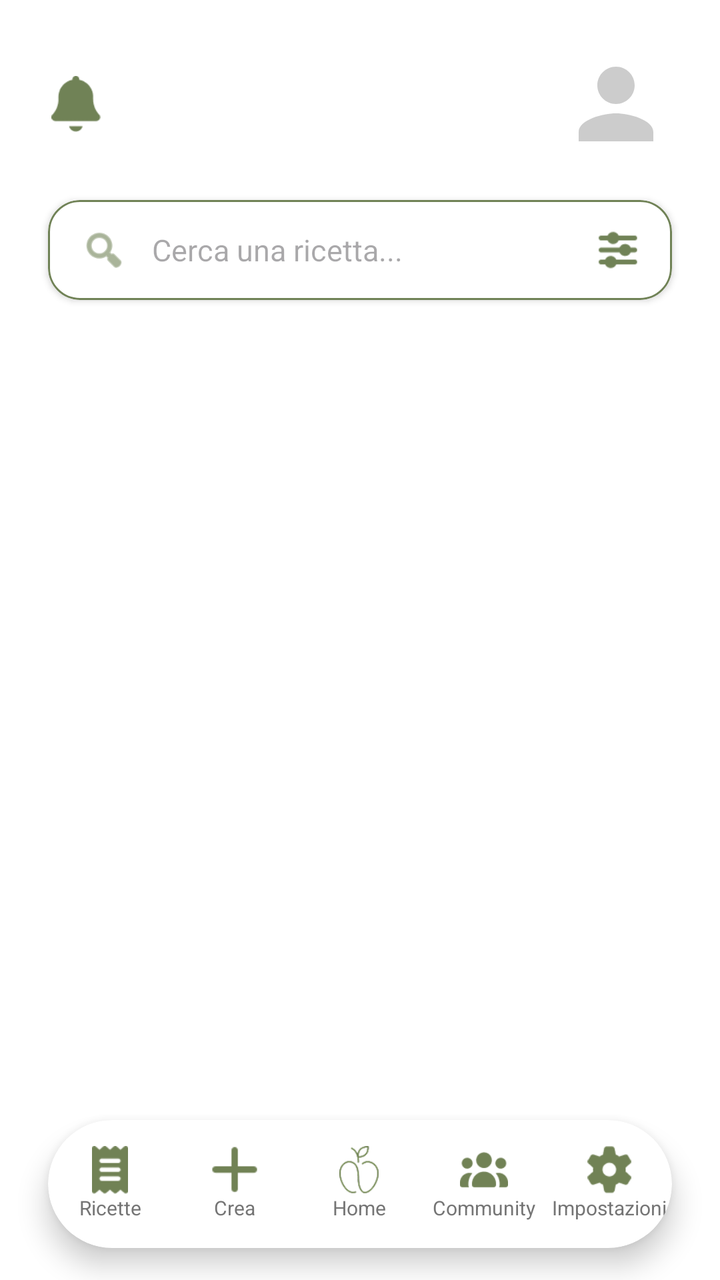
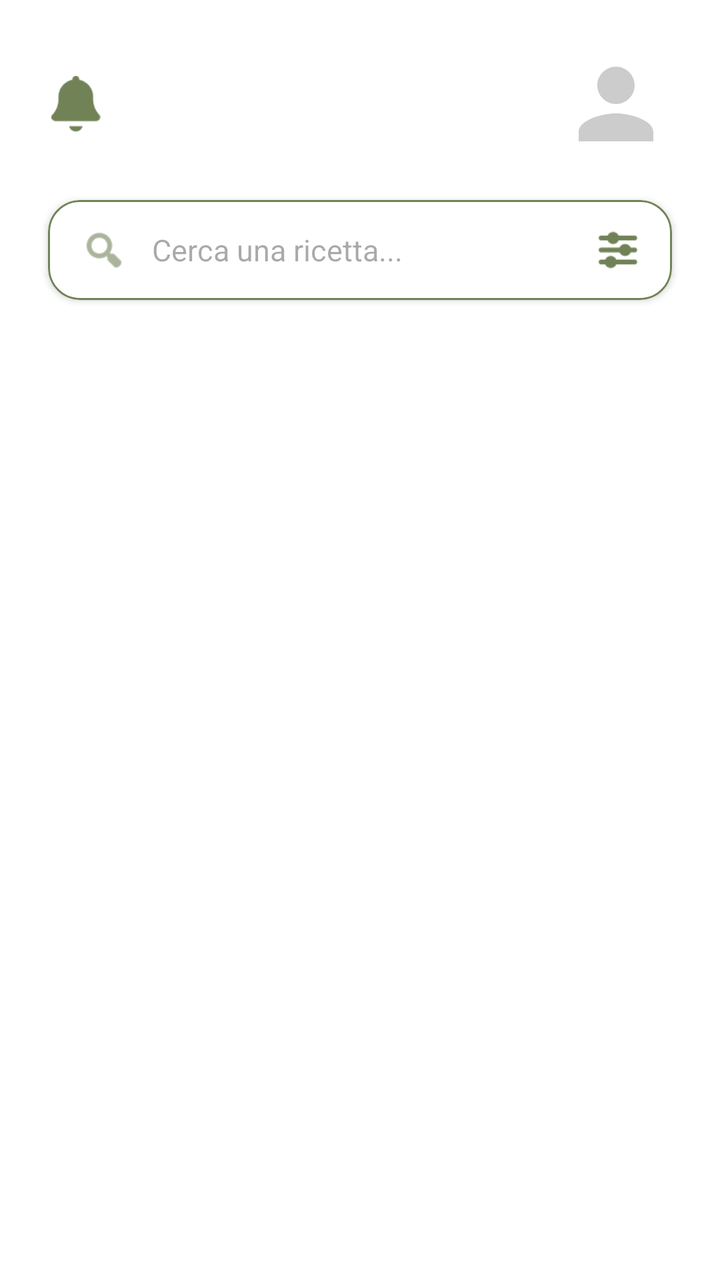

An Android layout rendered at two revisions. The XML below is the earlier revision; the diff shows what the commit changed to produce the second picture.
<!-- AndroidManifest.xml: application theme Theme.Nutrio -->
<!-- res/layout/fragment_ricette.xml -->
<?xml version="1.0" encoding="utf-8"?>
<androidx.constraintlayout.widget.ConstraintLayout
    xmlns:android="http://schemas.android.com/apk/res/android"
    xmlns:app="http://schemas.android.com/apk/res-auto"
    xmlns:tools="http://schemas.android.com/tools"
    android:layout_width="match_parent"
    android:layout_height="match_parent"
    android:background="@android:color/white">

    <androidx.constraintlayout.widget.ConstraintLayout
        android:id="@+id/headerBar"
        android:layout_width="match_parent"
        android:layout_height="wrap_content"
        android:paddingHorizontal="24dp"
        android:paddingTop="24dp"
        android:paddingBottom="12dp"
        app:layout_constraintTop_toTopOf="parent">

        <ImageView
            android:id="@+id/ivNotificationBell"
            android:layout_width="28dp"
            android:layout_height="28dp"
            android:src="@drawable/companella"
            app:layout_constraintBottom_toBottomOf="parent"
            app:layout_constraintStart_toStartOf="parent"
            app:layout_constraintTop_toTopOf="parent"
            app:tint="#708256" />

        <com.google.android.material.imageview.ShapeableImageView
            android:id="@+id/ivProfileSearch"
            android:layout_width="56dp"
            android:layout_height="56dp"
            android:scaleType="centerCrop"
            android:src="@drawable/ic_placeholder_profile"
            app:shapeAppearanceOverlay="@style/CircleImageView"
            app:layout_constraintBottom_toBottomOf="parent"
            app:layout_constraintEnd_toEndOf="parent"
            app:layout_constraintTop_toTopOf="parent" />

    </androidx.constraintlayout.widget.ConstraintLayout>

    <com.google.android.material.card.MaterialCardView
        android:id="@+id/searchBarCard"
        android:layout_width="match_parent"
        android:layout_height="50dp"
        android:layout_marginHorizontal="24dp"
        android:layout_marginVertical="8dp"
        app:cardBackgroundColor="@android:color/white"
        app:cardCornerRadius="16dp"
        app:cardElevation="2dp"
        app:strokeColor="#708256"
        app:strokeWidth="1dp"
        app:layout_constraintTop_toBottomOf="@id/headerBar">

        <androidx.constraintlayout.widget.ConstraintLayout
            android:layout_width="match_parent"
            android:layout_height="match_parent"
            android:paddingHorizontal="16dp">

            <ImageView
                android:id="@+id/ivSearchIcon"
                android:layout_width="24dp"
                android:layout_height="24dp"
                android:src="@android:drawable/ic_menu_search"
                app:layout_constraintBottom_toBottomOf="parent"
                app:layout_constraintStart_toStartOf="parent"
                app:layout_constraintTop_toTopOf="parent"
                app:tint="#708256" />

            <EditText
                android:id="@+id/etSearch"
                android:layout_width="0dp"
                android:layout_height="match_parent"
                android:layout_marginStart="12dp"
                android:layout_marginEnd="12dp"
                android:background="@null"
                android:hint="Cerca una ricetta..."
                android:inputType="text"
                android:textSize="15sp"
                app:layout_constraintEnd_toStartOf="@id/ivFilterIcon"
                app:layout_constraintStart_toEndOf="@id/ivSearchIcon" />

            <ImageView
                android:id="@+id/ivFilterIcon"
                android:layout_width="24dp"
                android:layout_height="24dp"
                android:src="@drawable/filtri"
                app:layout_constraintBottom_toBottomOf="parent"
                app:layout_constraintEnd_toEndOf="parent"
                app:layout_constraintTop_toTopOf="parent"
                app:tint="#708256" />

        </androidx.constraintlayout.widget.ConstraintLayout>
    </com.google.android.material.card.MaterialCardView>

    <androidx.recyclerview.widget.RecyclerView
        android:id="@+id/rvRecipesGrid"
        android:layout_width="match_parent"
        android:layout_height="0dp"
        android:layout_marginTop="16dp"
        android:paddingHorizontal="16dp"
        android:clipToPadding="false"
        app:layoutManager="androidx.recyclerview.widget.GridLayoutManager"
        app:spanCount="2"
        tools:listitem="@layout/item_recipe_grid"
        app:layout_constraintTop_toBottomOf="@id/searchBarCard"
        app:layout_constraintBottom_toTopOf="@id/bottomNavigationContainer" /> <com.google.android.material.card.MaterialCardView
    android:id="@+id/bottomNavigationContainer"
    android:layout_width="0dp"
    android:layout_height="64dp"
    android:layout_marginHorizontal="24dp"
    android:layout_marginBottom="16dp"
    app:cardBackgroundColor="@android:color/white"
    app:cardCornerRadius="32dp"
    app:cardElevation="8dp"
    app:strokeWidth="0dp"
    app:layout_constraintBottom_toBottomOf="parent"
    app:layout_constraintEnd_toEndOf="parent"
    app:layout_constraintStart_toStartOf="parent">

    <include layout="@layout/layout_bottom_navigation" />

</com.google.android.material.card.MaterialCardView>

</androidx.constraintlayout.widget.ConstraintLayout>
<!-- res/layout/item_recipe_grid.xml (included above) -->
<?xml version="1.0" encoding="utf-8"?>
<com.google.android.material.card.MaterialCardView
    xmlns:android="http://schemas.android.com/apk/res/android"
    xmlns:app="http://schemas.android.com/apk/res-auto"
    android:layout_width="match_parent"
    android:layout_height="wrap_content"
    android:layout_margin="8dp"
    app:cardCornerRadius="16dp"
    app:cardElevation="0dp"
    app:strokeWidth="0dp">

    <LinearLayout
        android:layout_width="match_parent"
        android:layout_height="wrap_content"
        android:orientation="vertical">

        <androidx.constraintlayout.widget.ConstraintLayout
            android:layout_width="match_parent"
            android:layout_height="140dp">

            <ImageView
                android:id="@+id/ivRecipeImage"
                android:layout_width="match_parent"
                android:layout_height="match_parent"
                android:scaleType="centerCrop"
                android:src="@drawable/petto_di_pollo"
                app:layout_constraintStart_toStartOf="parent"
                app:layout_constraintTop_toTopOf="parent" />

            <LinearLayout
                android:layout_width="wrap_content"
                android:layout_height="wrap_content"
                android:layout_margin="8dp"
                android:background="#80000000"
                android:orientation="horizontal"
                android:paddingHorizontal="6dp"
                android:paddingVertical="2dp"
                app:layout_constraintBottom_toBottomOf="parent"
                app:layout_constraintEnd_toEndOf="parent">

                <ImageView
                    android:layout_width="10dp"
                    android:layout_height="10dp"
                    android:layout_gravity="center"
                    android:src="@android:drawable/btn_star_big_on" />

                <TextView
                    android:id="@+id/tvRating"
                    android:layout_width="wrap_content"
                    android:layout_height="wrap_content"
                    android:layout_marginStart="2dp"
                    android:text="4.9"
                    android:textColor="@android:color/white"
                    android:textSize="10sp"
                    android:textStyle="bold" />
            </LinearLayout>

        </androidx.constraintlayout.widget.ConstraintLayout>

        <TextView
            android:id="@+id/tvRecipeTitle"
            android:layout_width="match_parent"
            android:layout_height="wrap_content"
            android:padding="8dp"
            android:text="Petto di pollo al limone"
            android:textColor="@android:color/black"
            android:textSize="14sp"
            android:textStyle="bold"
            android:ellipsize="end"
            android:maxLines="2" />

    </LinearLayout>
</com.google.android.material.card.MaterialCardView>
<!-- res/layout/layout_bottom_navigation.xml (included above) -->
<?xml version="1.0" encoding="utf-8"?>
<LinearLayout
    xmlns:android="http://schemas.android.com/apk/res/android"
    android:layout_width="match_parent"
    android:layout_height="match_parent"
    android:orientation="horizontal"
    android:weightSum="5">

    <LinearLayout
        android:id="@+id/btnNavRicette"
        android:layout_width="0dp"
        android:layout_height="match_parent"
        android:layout_weight="1"
        android:gravity="center"
        android:orientation="vertical"
        android:clickable="true"
        android:focusable="true">
        <ImageView
            android:layout_width="24dp"
            android:layout_height="24dp"
            android:src="@drawable/ricette" />
        <TextView
            android:id="@+id/textNavRicette"
            android:layout_width="wrap_content"
            android:layout_height="wrap_content"
            android:text="Ricette"
            android:textColor="#757575"
            android:textSize="10sp" />
    </LinearLayout>

    <LinearLayout
        android:id="@+id/btnNavCrea"
        android:layout_width="0dp"
        android:layout_height="match_parent"
        android:layout_weight="1"
        android:gravity="center"
        android:orientation="vertical"
        android:clickable="true"
        android:focusable="true">
        <ImageView
            android:layout_width="24dp"
            android:layout_height="24dp"
            android:src="@drawable/plus" />
        <TextView
            android:id="@+id/textNavCrea"
            android:layout_width="wrap_content"
            android:layout_height="wrap_content"
            android:text="Crea"
            android:textColor="#757575"
            android:textSize="10sp" />
    </LinearLayout>

    <LinearLayout
        android:id="@+id/btnNavHome"
        android:layout_width="0dp"
        android:layout_height="match_parent"
        android:layout_weight="1"
        android:gravity="center"
        android:orientation="vertical"
        android:clickable="true"
        android:focusable="true">
        <ImageView
            android:layout_width="24dp"
            android:layout_height="24dp"
            android:src="@drawable/nutrio_nobackground_verde" />
        <TextView
            android:id="@+id/textNavHome"
            android:layout_width="wrap_content"
            android:layout_height="wrap_content"
            android:text="Home"
            android:textColor="#757575"
            android:textSize="10sp" />
    </LinearLayout>

    <LinearLayout
        android:id="@+id/btnNavCommunity"
        android:layout_width="0dp"
        android:layout_height="match_parent"
        android:layout_weight="1"
        android:gravity="center"
        android:orientation="vertical"
        android:clickable="true"
        android:focusable="true">
        <ImageView
            android:layout_width="24dp"
            android:layout_height="24dp"
            android:src="@drawable/community" />
        <TextView
            android:id="@+id/textNavCommunity"
            android:layout_width="wrap_content"
            android:layout_height="wrap_content"
            android:text="Community"
            android:textColor="#757575"
            android:textSize="10sp" />
    </LinearLayout>

    <LinearLayout
        android:id="@+id/btnNavImpostazioni"
        android:layout_width="0dp"
        android:layout_height="match_parent"
        android:layout_weight="1"
        android:gravity="center"
        android:orientation="vertical"
        android:clickable="true"
        android:focusable="true">
        <ImageView
            android:layout_width="24dp"
            android:layout_height="24dp"
            android:src="@drawable/gear" />
        <TextView
            android:id="@+id/textNavImpostazioni"
            android:layout_width="wrap_content"
            android:layout_height="wrap_content"
            android:text="Impostazioni"
            android:textColor="#757575"
            android:textSize="10sp" />
    </LinearLayout>

</LinearLayout>
<!-- resources referenced by this layout -->
<resources>
  <!-- drawable community: png bitmap (drawable, 1324 bytes) -->
  <!-- drawable companella: png bitmap (drawable, 1040 bytes) -->
  <!-- drawable filtri: png bitmap (drawable, 866 bytes) -->
  <!-- drawable gear: png bitmap (drawable, 1342 bytes) -->
  <!-- drawable ic_placeholder_profile (drawable) -->
  <vector xmlns:android="http://schemas.android.com/apk/res/android"
      android:width="24dp"
      android:height="24dp"
      android:viewportWidth="24"
      android:viewportHeight="24">
      <path
          android:fillColor="#CCCCCC"
          android:pathData="M12,12c2.21,0 4,-1.79 4,-4s-1.79,-4 -4,-4 -4,1.79 -4,4 1.79,4 4,4zM12,14c-2.67,0 -8,1.34 -8,4v2h16v-2c0,-2.66 -5.33,-4 -8,-4z"/>
  </vector>
  <!-- drawable nutrio_nobackground_verde: png bitmap (drawable, 3713 bytes) -->
  <!-- drawable petto_di_pollo: png bitmap (drawable, 253756 bytes) -->
  <!-- drawable plus: png bitmap (drawable, 448 bytes) -->
  <!-- drawable ricette: png bitmap (drawable, 794 bytes) -->
  <style name="CircleImageView">
          <item name="cornerSize">50%</item>
      </style>
  <style name="Theme.Nutrio" parent="Base.Theme.Nutrio" />
  <style name="Base.Theme.Nutrio" parent="Theme.Material3.DayNight.NoActionBar">
          
          
      </style>
</resources>

<!-- the commit's change to res/layout/fragment_ricette.xml (unified diff, before → after) -->
@@ -99,28 +99,13 @@
         android:layout_height="0dp"
         android:layout_marginTop="16dp"
         android:paddingHorizontal="16dp"
+        android:paddingBottom="96dp"
         android:clipToPadding="false"
         app:layoutManager="androidx.recyclerview.widget.GridLayoutManager"
         app:spanCount="2"
         tools:listitem="@layout/item_recipe_grid"
         app:layout_constraintTop_toBottomOf="@id/searchBarCard"
-        app:layout_constraintBottom_toTopOf="@id/bottomNavigationContainer" /> <com.google.android.material.card.MaterialCardView
-    android:id="@+id/bottomNavigationContainer"
-    android:layout_width="0dp"
-    android:layout_height="64dp"
-    android:layout_marginHorizontal="24dp"
-    android:layout_marginBottom="16dp"
-    app:cardBackgroundColor="@android:color/white"
-    app:cardCornerRadius="32dp"
-    app:cardElevation="8dp"
-    app:strokeWidth="0dp"
-    app:layout_constraintBottom_toBottomOf="parent"
-    app:layout_constraintEnd_toEndOf="parent"
-    app:layout_constraintStart_toStartOf="parent">
-
-    <include layout="@layout/layout_bottom_navigation" />
-
-</com.google.android.material.card.MaterialCardView>
+        app:layout_constraintBottom_toBottomOf="parent" />
 
 </androidx.constraintlayout.widget.ConstraintLayout>
 <!-- res/layout/item_recipe_grid.xml (included above) -->
@@ -197,123 +182,3 @@
 
     </LinearLayout>
 </com.google.android.material.card.MaterialCardView>
-<!-- res/layout/layout_bottom_navigation.xml (included above) -->
-<?xml version="1.0" encoding="utf-8"?>
-<LinearLayout
-    xmlns:android="http://schemas.android.com/apk/res/android"
-    android:layout_width="match_parent"
-    android:layout_height="match_parent"
-    android:orientation="horizontal"
-    android:weightSum="5">
-
-    <LinearLayout
-        android:id="@+id/btnNavRicette"
-        android:layout_width="0dp"
-        android:layout_height="match_parent"
-        android:layout_weight="1"
-        android:gravity="center"
-        android:orientation="vertical"
-        android:clickable="true"
-        android:focusable="true">
-        <ImageView
-            android:layout_width="24dp"
-            android:layout_height="24dp"
-            android:src="@drawable/ricette" />
-        <TextView
-            android:id="@+id/textNavRicette"
-            android:layout_width="wrap_content"
-            android:layout_height="wrap_content"
-            android:text="Ricette"
-            android:textColor="#757575"
-            android:textSize="10sp" />
-    </LinearLayout>
-
-    <LinearLayout
-        android:id="@+id/btnNavCrea"
-        android:layout_width="0dp"
-        android:layout_height="match_parent"
-        android:layout_weight="1"
-        android:gravity="center"
-        android:orientation="vertical"
-        android:clickable="true"
-        android:focusable="true">
-        <ImageView
-            android:layout_width="24dp"
-            android:layout_height="24dp"
-            android:src="@drawable/plus" />
-        <TextView
-            android:id="@+id/textNavCrea"
-            android:layout_width="wrap_content"
-            android:layout_height="wrap_content"
-            android:text="Crea"
-            android:textColor="#757575"
-            android:textSize="10sp" />
-    </LinearLayout>
-
-    <LinearLayout
-        android:id="@+id/btnNavHome"
-        android:layout_width="0dp"
-        android:layout_height="match_parent"
-        android:layout_weight="1"
-        android:gravity="center"
-        android:orientation="vertical"
-        android:clickable="true"
-        android:focusable="true">
-        <ImageView
-            android:layout_width="24dp"
-            android:layout_height="24dp"
-            android:src="@drawable/nutrio_nobackground_verde" />
-        <TextView
-            android:id="@+id/textNavHome"
-            android:layout_width="wrap_content"
-            android:layout_height="wrap_content"
-            android:text="Home"
-            android:textColor="#757575"
-            android:textSize="10sp" />
-    </LinearLayout>
-
-    <LinearLayout
-        android:id="@+id/btnNavCommunity"
-        android:layout_width="0dp"
-        android:layout_height="match_parent"
-        android:layout_weight="1"
-        android:gravity="center"
-        android:orientation="vertical"
-        android:clickable="true"
-        android:focusable="true">
-        <ImageView
-            android:layout_width="24dp"
-            android:layout_height="24dp"
-            android:src="@drawable/community" />
-        <TextView
-            android:id="@+id/textNavCommunity"
-            android:layout_width="wrap_content"
-            android:layout_height="wrap_content"
-            android:text="Community"
-            android:textColor="#757575"
-            android:textSize="10sp" />
-    </LinearLayout>
-
-    <LinearLayout
-        android:id="@+id/btnNavImpostazioni"
-        android:layout_width="0dp"
-        android:layout_height="match_parent"
-        android:layout_weight="1"
-        android:gravity="center"
-        android:orientation="vertical"
-        android:clickable="true"
-        android:focusable="true">
-        <ImageView
-            android:layout_width="24dp"
-            android:layout_height="24dp"
-            android:src="@drawable/gear" />
-        <TextView
-            android:id="@+id/textNavImpostazioni"
-            android:layout_width="wrap_content"
-            android:layout_height="wrap_content"
-            android:text="Impostazioni"
-            android:textColor="#757575"
-            android:textSize="10sp" />
-    </LinearLayout>
-
-</LinearLayout>
<!-- resource entries referenced after the edit -->
@@ -1,9 +1,7 @@
 <!-- resources referenced by this layout -->
 <resources>
-  <!-- drawable community: png bitmap (drawable, 1324 bytes) -->
   <!-- drawable companella: png bitmap (drawable, 1040 bytes) -->
   <!-- drawable filtri: png bitmap (drawable, 866 bytes) -->
-  <!-- drawable gear: png bitmap (drawable, 1342 bytes) -->
   <!-- drawable ic_placeholder_profile (drawable) -->
   <vector xmlns:android="http://schemas.android.com/apk/res/android"
       android:width="24dp"
@@ -14,10 +12,7 @@
           android:fillColor="#CCCCCC"
           android:pathData="M12,12c2.21,0 4,-1.79 4,-4s-1.79,-4 -4,-4 -4,1.79 -4,4 1.79,4 4,4zM12,14c-2.67,0 -8,1.34 -8,4v2h16v-2c0,-2.66 -5.33,-4 -8,-4z"/>
   </vector>
-  <!-- drawable nutrio_nobackground_verde: png bitmap (drawable, 3713 bytes) -->
   <!-- drawable petto_di_pollo: png bitmap (drawable, 253756 bytes) -->
-  <!-- drawable plus: png bitmap (drawable, 448 bytes) -->
-  <!-- drawable ricette: png bitmap (drawable, 794 bytes) -->
   <style name="CircleImageView">
           <item name="cornerSize">50%</item>
       </style>
